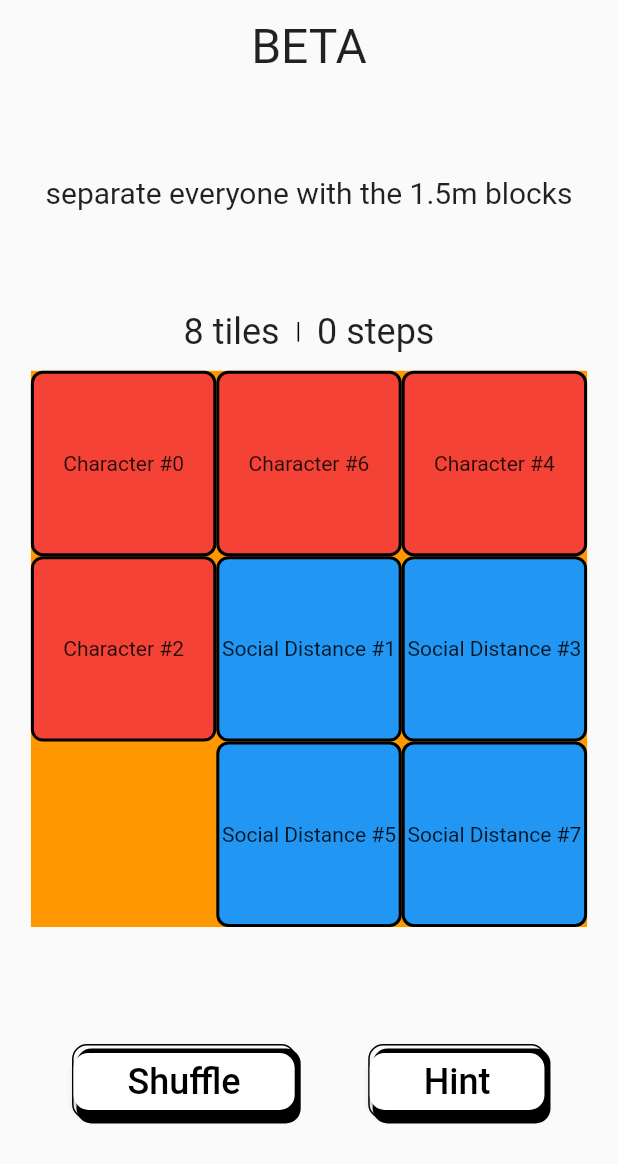
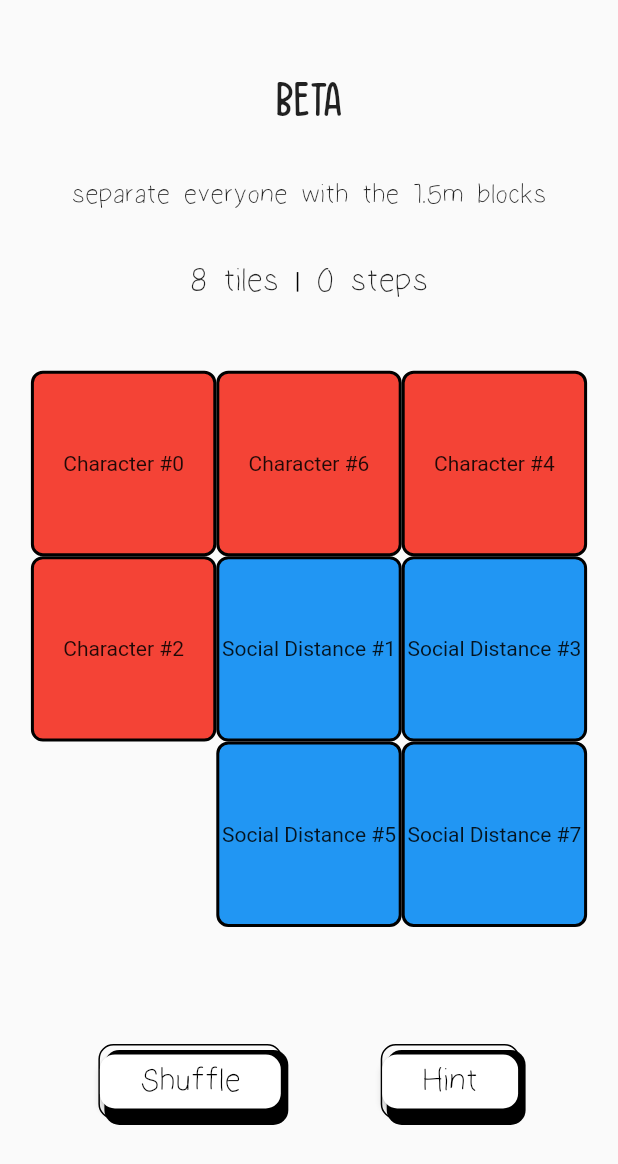
Before and after one commit to dylan-develop/leave_me_alone, a Flutter app: the screen it shows after launch, on a phone screen of 412 x 824 dp. Shown: the top 1164 px of the screen. Run offline on Flutter 3.47's test engine with Material 2 defaults, Android fonts, the phone set to English and light mode, and no system bars; our stand-ins replace bloc, equatable, flutter_bloc.

Commit message:
Add top, bottom, side section

```diff
--- a/lib/components/bottom_section.dart
+++ b/lib/components/bottom_section.dart
@@ -15,12 +15,14 @@ class BottomSection extends StatelessWidget {
         children: [
           CustomElevatedButton(
             title: 'Shuffle',
+            keyCharacter: 'r',
             onPressed: () {
               context.read<PuzzleBloc>().add(PuzzleReset());
             },
           ),
           CustomElevatedButton(
             title: 'Hint',
+            keyCharacter: 'h',
             onPressed: () {},
           ),
         ],
--- a/lib/components/elevated_button.dart
+++ b/lib/components/elevated_button.dart
@@ -3,11 +3,15 @@ import 'package:flutter/material.dart';
 class CustomElevatedButton extends StatefulWidget {
   final String title;
   final Function onPressed;
+  final double fontSize;
+  final String? keyCharacter;
 
   const CustomElevatedButton({
     Key? key,
     required this.title,
     required this.onPressed,
+    this.fontSize = 24,
+    this.keyCharacter,
   }) : super(key: key);
 
   @override
@@ -15,32 +19,35 @@ class CustomElevatedButton extends StatefulWidget {
 }
 
 class _CustomElevatedButtonState extends State<CustomElevatedButton> {
+  bool onHover = false;
   bool isTapped = false;
 
   @override
   Widget build(BuildContext context) {
     return MouseRegion(
       onEnter: (onEnter) {
+        onHover = true;
         setState(() {
           isTapped = true;
         });
       },
       onExit: (onExit) {
+        onHover = false;
         setState(() {
           isTapped = false;
         });
       },
       child: AnimatedSlide(
         duration: const Duration(microseconds: 200),
-        offset: isTapped ? const Offset(0.03, 0.03) : const Offset(0, 0),
+        offset: isTapped ? const Offset(0.04, 0.04) : const Offset(0, 0),
         child: Container(
           decoration: BoxDecoration(
             border: Border.all(),
             borderRadius: BorderRadius.circular(10),
             boxShadow: [
               BoxShadow(
-                color: isTapped ? Colors.transparent: Colors.black,
-                offset: isTapped ? const Offset(0, 0) : const Offset(3, 3),
+                color: isTapped ? Colors.transparent : Colors.black,
+                offset: isTapped ? const Offset(0, 0) : const Offset(4, 4),
               ),
             ],
           ),
@@ -51,17 +58,21 @@ class _CustomElevatedButtonState extends State<CustomElevatedButton> {
             ),
             onPressed: () {
               widget.onPressed.call();
+              setState(() {
+                isTapped = true;
+              });
             },
             child: Padding(
-              padding: const EdgeInsets.symmetric(
-                horizontal: 20,
-                vertical: 5,
+              padding: EdgeInsets.symmetric(
+                horizontal: 20 * MediaQuery.of(context).size.width / 768,
+                vertical: 5 * MediaQuery.of(context).size.width / 768,
               ),
               child: Text(
                 widget.title,
                 style: TextStyle(
-                  fontSize: 24,
+                  fontSize: widget.fontSize,
                   color: isTapped ? Colors.grey[850] : Colors.black,
+                  fontFamily: 'HandWriting',
                 ),
               ),
             ),
--- a/lib/components/puzzle_board.dart
+++ b/lib/components/puzzle_board.dart
@@ -15,12 +15,8 @@ class PuzzleBoard extends StatelessWidget {
   Widget build(BuildContext context) {
     final puzzle = context.select((PuzzleBloc bloc) => bloc.state.puzzle);
 
-    print('dimenision: ${dimenision / 3}');
-
     return SizedBox.square(
       dimension: dimenision,
-      child: Container(
-        color: Colors.orange,
       child: Stack(
         children: [
           for (int i = 0; i < puzzle.tiles.length; i++)
@@ -30,7 +26,6 @@ class PuzzleBoard extends StatelessWidget {
             ),
         ],
       ),
-      ),
     );
   }
 }
--- a/lib/components/puzzle_tile.dart
+++ b/lib/components/puzzle_tile.dart
@@ -18,7 +18,7 @@ class PuzzleTile extends StatelessWidget {
     return Visibility(
       visible: !tile.isWhitespace,
       child: AnimatedAlign(
-        duration: const Duration(seconds: 1),
+        duration: const Duration(milliseconds: 500),
         alignment: FractionalOffset(
           tile.currentPosition.x / (3 - 1),
           tile.currentPosition.y / (3 - 1),
--- a/lib/components/top_section.dart
+++ b/lib/components/top_section.dart
@@ -12,19 +12,22 @@ class TopSection extends StatelessWidget {
     return Container(
       margin: const EdgeInsets.symmetric(vertical: 12),
       child: Column(
-        mainAxisAlignment: MainAxisAlignment.spaceBetween,
+        mainAxisAlignment: MainAxisAlignment.spaceEvenly,
         children: [
           const Text(
             'BETA',
             style: TextStyle(
               fontSize: 32,
+              fontFamily: 'ThinkBig',
             ),
           ),
           const Text(
             'separate everyone with the 1.5m blocks',
             style: TextStyle(
               fontSize: 20,
+              fontFamily: 'HandWriting',
             ),
+            textAlign: TextAlign.center,
           ),
           Row(
             mainAxisAlignment: MainAxisAlignment.center,
@@ -33,6 +36,7 @@ class TopSection extends StatelessWidget {
                 '8 tiles',
                 style: TextStyle(
                   fontSize: 24,
+                  fontFamily: 'HandWriting',
                 ),
               ),
               Container(
@@ -45,6 +49,7 @@ class TopSection extends StatelessWidget {
                 '$moves steps',
                 style: const TextStyle(
                   fontSize: 24,
+                  fontFamily: 'HandWriting',
                 ),
               ),
             ],
--- a/lib/screens/game.dart
+++ b/lib/screens/game.dart
@@ -6,6 +6,7 @@ import 'package:slide_puzzle/bloc/puzzle_bloc.dart';
 import 'package:slide_puzzle/components/bottom_section.dart';
 import 'package:slide_puzzle/components/puzzle_board.dart';
 import 'package:slide_puzzle/components/responsive_layout_builder.dart';
+import 'package:slide_puzzle/components/side_section.dart';
 import 'package:slide_puzzle/components/top_section.dart';
 
 class GamePage extends StatelessWidget {
@@ -42,21 +43,21 @@ class GamePage extends StatelessWidget {
               ),
             ],
           ),
-          desktop: Row(
+          desktop: Container(
+            margin: const EdgeInsets.symmetric(horizontal: 96),
+            child: Row(
               children: [
-              Expanded(
-                flex: 2,
-                child: Container(
-                  color: Colors.pink,
-                ),
+                const Expanded(
+                  flex: 5,
+                  child: SideSection(),
                 ),
                 Expanded(
-                flex: 3,
+                  flex: 6,
                   child: Center(
                     child: PuzzleBoard(
                       dimenision: min(
-                      MediaQuery.of(context).size.width * 3 / 5,
-                      MediaQuery.of(context).size.height - 167 * 2
+                        (MediaQuery.of(context).size.width - 96 * 2) * 6 / 11,
+                        MediaQuery.of(context).size.height * 0.9
                       ),
                     ),
                   ),
@@ -65,6 +66,7 @@ class GamePage extends StatelessWidget {
             ),
           ),
         ),
+      ),
     );
   }
 }
```
Also changed, not shown: lib/components/side_section.dart (added, +90 -0 lines), pubspec.yaml (+11 -0 lines), assets/fonts/handwriting.ttf (added), assets/fonts/thinkbig.ttf (added). Lines whose indentation alone changed are shown as unchanged.
